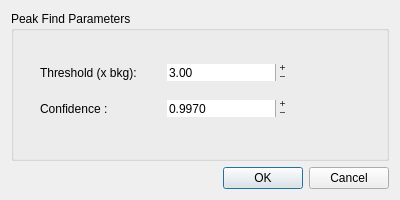
Qt form testing/D19Proto/dialog_PeakFind.ui (k61n/openhkl) before a commit.
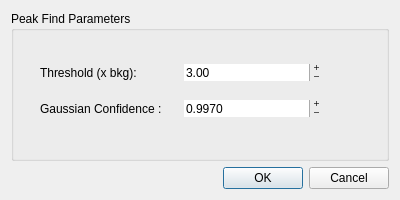
The same form after that commit.

Commit message: Add functionality to expoert FullProf file. Alo, plot peak from table update detector view.

The edit to the form file:
```diff
--- a/testing/D19Proto/dialog_PeakFind.ui
+++ b/testing/D19Proto/dialog_PeakFind.ui
@@ -33,8 +33,8 @@
        <rect>
         <x>29</x>
         <y>40</y>
-        <width>247</width>
-        <height>80</height>
+        <width>281</width>
+        <height>81</height>
        </rect>
       </property>
       <layout class="QGridLayout" name="gridLayout">
@@ -44,7 +44,7 @@
           <string>&lt;html&gt;&lt;head/&gt;&lt;body&gt;&lt;p&gt;Confidence interval for the 3D &lt;/p&gt;&lt;p&gt;distribution of points. &lt;/p&gt;&lt;p&gt;0.997 corresponds to 3 Sigma&lt;/p&gt;&lt;/body&gt;&lt;/html&gt;</string>
          </property>
          <property name="text">
-          <string>Confidence : </string>
+          <string>Gaussian Confidence : </string>
          </property>
         </widget>
        </item>
```
Left out of the diff: 2 changed lines with no effect on the pictures. The commit also changes 10 other files.
